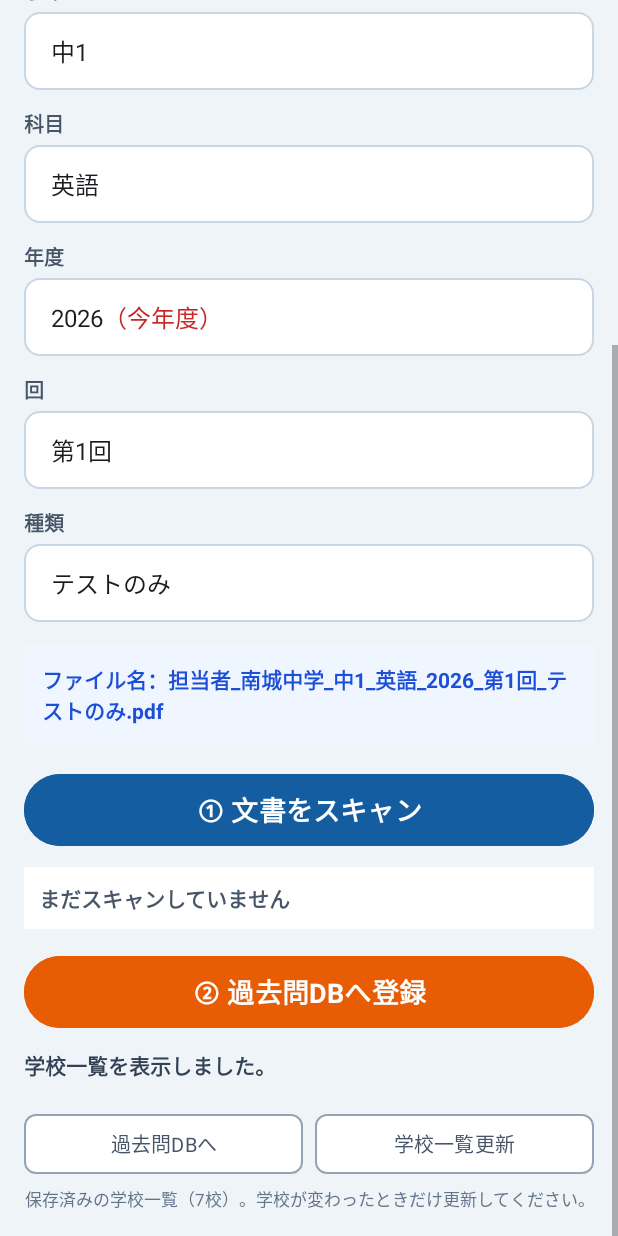
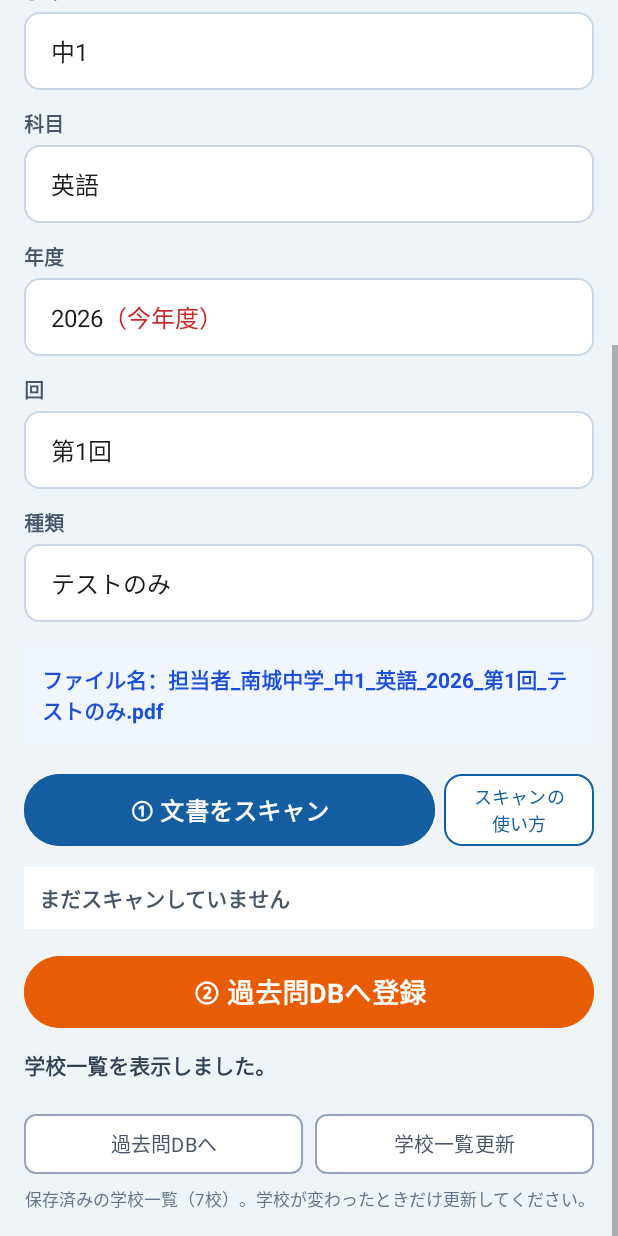
Before and after one commit to stepkobetsu-hub/seiseki-kanri, an Android app: the screen it shows after launch (MainActivity), scrolled down 318 dp, on a phone screen of 412 x 824 dp. Run offline under Robolectric (Android 15) with nearby library versions, the phone set to English and light mode, and no system bars; libraries missing offline, so code that uses them is left out: com.google.mlkit.vision.

Commit message:
Add scan usage help beside scan button (Android v0.2.6)

```diff
--- a/android-past-exam-scanner/app/src/main/res/layout/activity_main.xml
+++ b/android-past-exam-scanner/app/src/main/res/layout/activity_main.xml
@@ -98,16 +98,45 @@
             android:textStyle="bold"
             android:text="ファイル名：" />
 
-        <Button
-            android:id="@+id/scanButton"
+        <LinearLayout
             android:layout_width="match_parent"
-            android:layout_height="56dp"
+            android:layout_height="wrap_content"
             android:layout_marginTop="16dp"
-            android:text="① 文書をスキャン"
-            android:textSize="18sp"
-            android:textStyle="bold"
-            android:textColor="#FFFFFF"
-            android:backgroundTint="#145DA0" />
+            android:orientation="horizontal"
+            android:gravity="center_vertical">
+
+            <Button
+                android:id="@+id/scanButton"
+                android:layout_width="0dp"
+                android:layout_weight="1"
+                android:layout_height="56dp"
+                android:text="① 文書をスキャン"
+                android:textSize="16sp"
+                android:textStyle="bold"
+                android:textColor="#FFFFFF"
+                android:backgroundTint="#145DA0" />
+
+            <com.google.android.material.button.MaterialButton
+                android:id="@+id/scanHelpButton"
+                style="@style/Widget.Material3.Button.OutlinedButton"
+                android:layout_width="wrap_content"
+                android:layout_height="56dp"
+                android:layout_marginStart="6dp"
+                android:minWidth="100dp"
+                android:maxWidth="126dp"
+                android:minHeight="48dp"
+                android:text="スキャンの\n使い方"
+                android:textAllCaps="false"
+                android:textSize="12sp"
+                android:textColor="#145DA0"
+                android:contentDescription="スキャンの使い方を表示"
+                android:paddingLeft="6dp"
+                android:paddingRight="6dp"
+                app:backgroundTint="#FFFFFF"
+                app:strokeColor="#145DA0"
+                app:strokeWidth="1dp"
+                app:cornerRadius="12dp" />
+        </LinearLayout>
 
         <TextView
             android:id="@+id/scanStatus"
```
